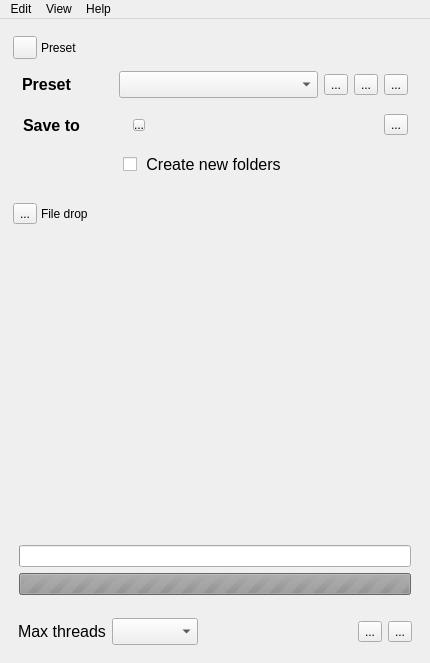
The window that jobman.ui (mikaelsundell/jobman) describes before a commit, drawn with Qt 5.
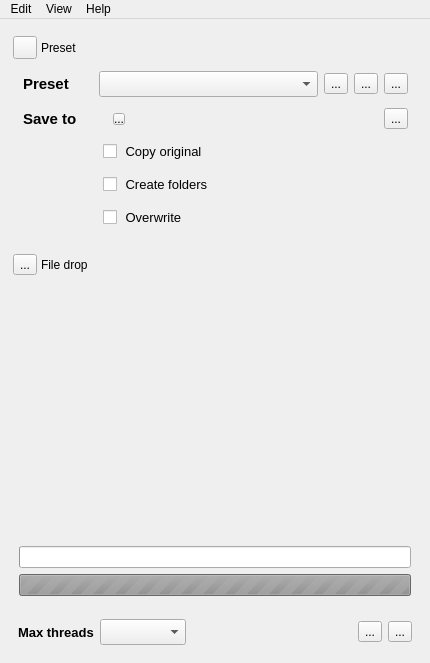
The same window after the commit. Icons and pictures are not drawn. Custom widgets are drawn as their Qt base class.

Commit message: Added options to presets Added environment variables Added overwrite Added OS and Preprocess to Jobs Added import and export Preferences Improved stylesheet Improved auto default for buttons

Patch:
```diff
--- a/jobman.ui
+++ b/jobman.ui
@@ -139,7 +139,7 @@
           <widget class="QWidget" name="widget_6" native="true">
            <property name="minimumSize">
             <size>
-             <width>100</width>
+             <width>80</width>
              <height>0</height>
             </size>
            </property>
@@ -160,7 +160,7 @@
              <widget class="QLabel" name="label_2">
               <property name="font">
                <font>
-                <pointsize>12</pointsize>
+                <pointsize>11</pointsize>
                 <bold>true</bold>
                </font>
               </property>
@@ -177,7 +177,7 @@
            <property name="minimumSize">
             <size>
              <width>0</width>
-             <height>50</height>
+             <height>40</height>
             </size>
            </property>
            <layout class="QHBoxLayout" name="horizontalLayout">
@@ -314,7 +314,7 @@
               </property>
               <property name="font">
                <font>
-                <pointsize>12</pointsize>
+                <pointsize>11</pointsize>
                </font>
               </property>
              </widget>
@@ -424,6 +424,9 @@
             <property name="spacing">
              <number>0</number>
             </property>
+            <property name="leftMargin">
+             <number>10</number>
+            </property>
             <property name="topMargin">
              <number>0</number>
             </property>
@@ -434,7 +437,7 @@
              <widget class="QLabel" name="label_3">
               <property name="font">
                <font>
-                <pointsize>12</pointsize>
+                <pointsize>11</pointsize>
                 <bold>true</bold>
                </font>
               </property>
@@ -453,9 +456,9 @@
              <pointsize>12</pointsize>
             </font>
            </property>
-           <layout class="QHBoxLayout" name="horizontalLayout_2">
+           <layout class="QVBoxLayout" name="verticalLayout_7">
             <property name="spacing">
-             <number>0</number>
+             <number>12</number>
             </property>
             <property name="leftMargin">
              <number>10</number>
@@ -466,15 +469,39 @@
             <property name="bottomMargin">
              <number>10</number>
             </property>
+            <item>
+             <widget class="QCheckBox" name="copyOriginal">
+              <property name="font">
+               <font>
+                <pointsize>10</pointsize>
+               </font>
+              </property>
+              <property name="text">
+               <string> Copy original</string>
+              </property>
+             </widget>
+            </item>
             <item>
              <widget class="QCheckBox" name="createFolders">
               <property name="font">
                <font>
-                <pointsize>12</pointsize>
+                <pointsize>10</pointsize>
                </font>
               </property>
               <property name="text">
-               <string> Create new folders</string>
+               <string> Create folders</string>
+              </property>
+             </widget>
+            </item>
+            <item>
+             <widget class="QCheckBox" name="overwrite">
+              <property name="font">
+               <font>
+                <pointsize>10</pointsize>
+               </font>
+              </property>
+              <property name="text">
+               <string> Overwrite</string>
               </property>
              </widget>
             </item>
@@ -743,7 +770,8 @@
              <widget class="QLabel" name="label_5">
               <property name="font">
                <font>
-                <pointsize>12</pointsize>
+                <pointsize>10</pointsize>
+                <bold>true</bold>
                </font>
               </property>
               <property name="text">
@@ -761,7 +789,7 @@
               </property>
               <property name="font">
                <font>
-                <pointsize>12</pointsize>
+                <pointsize>11</pointsize>
                </font>
               </property>
              </widget>
```
Left out of the diff: 310 changed lines with no effect on the pictures. The commit also changes 25 other files.
